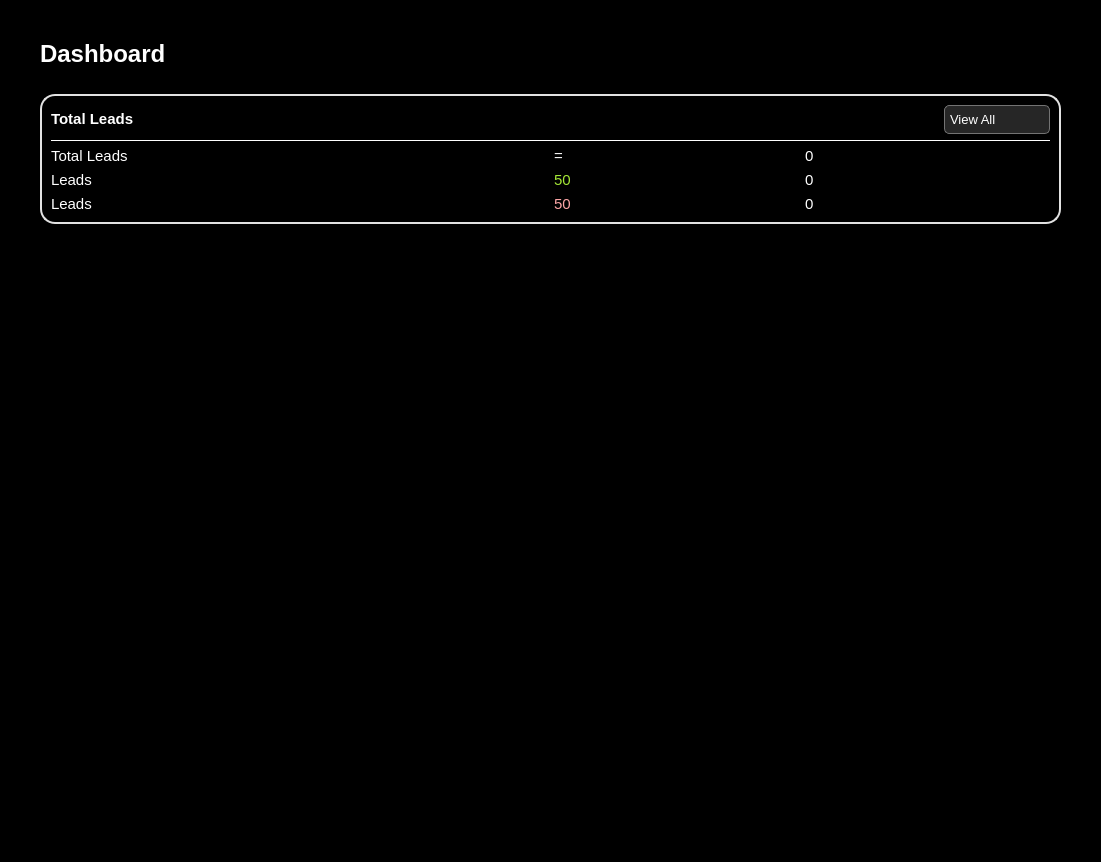
First picture: the form in CRM/views/ui/dashboard_landing.ui, repository ImGaby123/SalesOptimizer-CRM, before the edit.
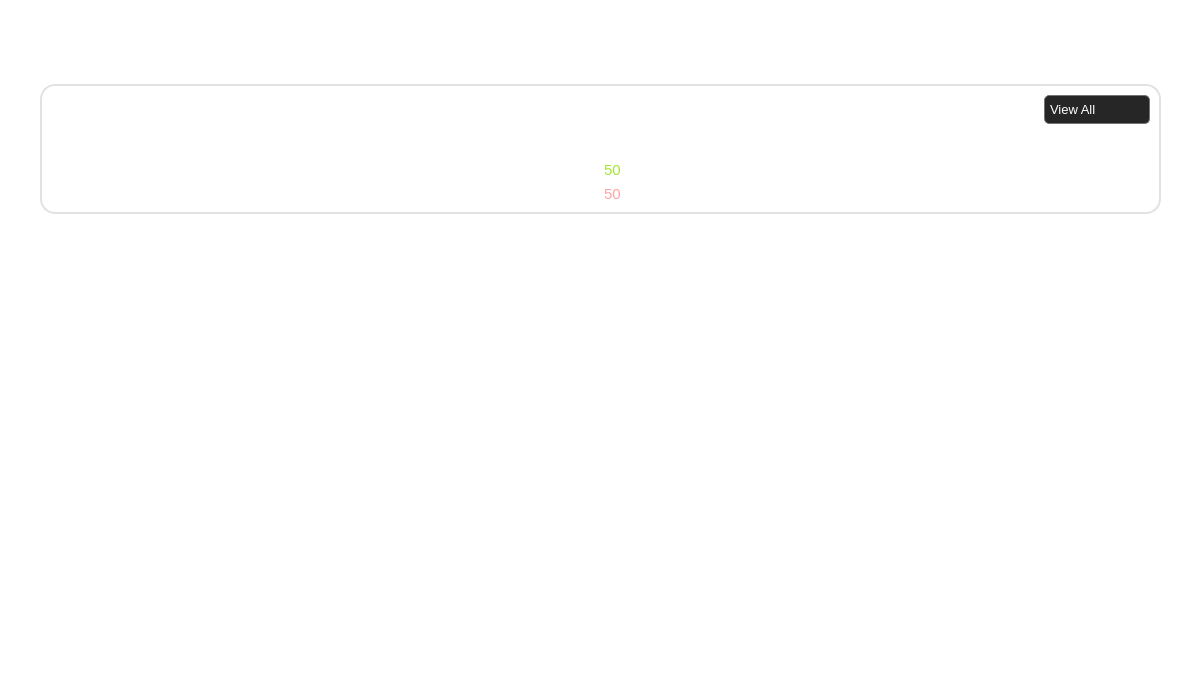
Second picture: the form after the edit. Icons and pictures are not drawn.

```diff
--- a/CRM/views/ui/dashboard_landing.ui
+++ b/CRM/views/ui/dashboard_landing.ui
@@ -6,15 +6,15 @@
    <rect>
     <x>0</x>
     <y>0</y>
-    <width>1101</width>
-    <height>862</height>
+    <width>1201</width>
+    <height>680</height>
    </rect>
   </property>
   <property name="windowTitle">
    <string>Dashboard</string>
   </property>
   <property name="styleSheet">
-   <string notr="true">background-color: rgb(0, 0, 0);</string>
+   <string notr="true">background-color: transparent;</string>
   </property>
   <layout class="QGridLayout" name="gridLayout">
    <item row="0" column="1">
@@ -93,10 +93,13 @@
             <property name="orientation">
              <enum>Qt::Orientation::Horizontal</enum>
             </property>
+            <property name="sizeType">
+             <enum>QSizePolicy::Policy::Preferred</enum>
+            </property>
             <property name="sizeHint" stdset="0">
              <size>
               <width>40</width>
-              <height>20</height>
+              <height>10</height>
              </size>
             </property>
            </spacer>
```
